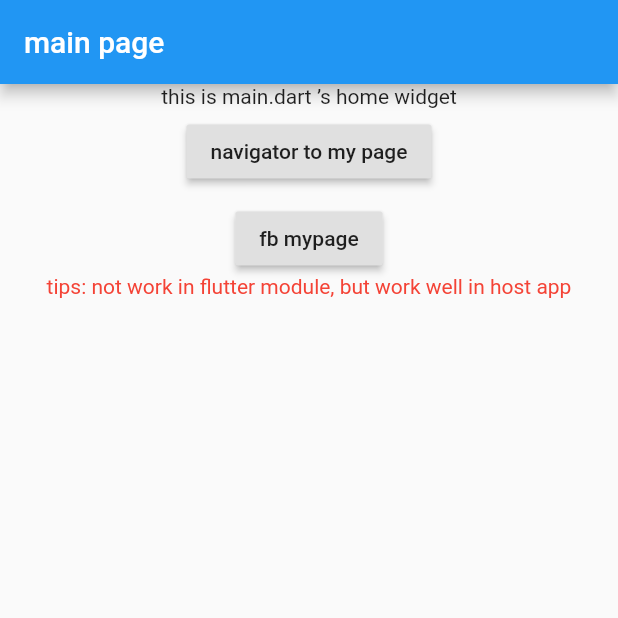
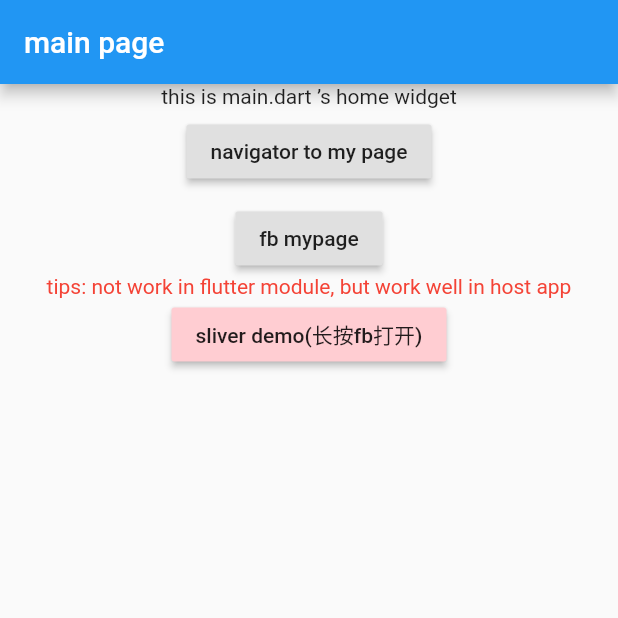
Before and after one commit to lyx0224/addtoapp, a Flutter app: the screen it shows after launch, on a phone screen of 412 x 824 dp, the top half of it. Run offline on Flutter 3.47's test engine with Material 2 defaults, Android fonts, the light colour scheme and no system bars; missing offline and left inert: fish_redux, flutter_boost; statements that could not run were skipped.

Commit message:
add sliver demo

```diff
--- a/my_flutter/lib/home_page.dart
+++ b/my_flutter/lib/home_page.dart
@@ -33,6 +33,16 @@ class MainPage extends StatelessWidget {
             Text(
               "tips: not work in flutter module, but work well in host app",
               style: TextStyle(color: Colors.red),
+            ),
+            RaisedButton(
+              color: Colors.red[100],
+              onPressed: () {
+                Navigator.of(context).pushNamed('sliverdemo');
+              },
+              onLongPress: () {
+                FlutterBoost.singleton.open('sliverdemo').then(null);
+              },
+              child: Text('sliver demo(长按fb打开)'),
             )
           ],
         ),
--- a/my_flutter/lib/main.dart
+++ b/my_flutter/lib/main.dart
@@ -4,6 +4,7 @@ import 'package:flutter_boost/flutter_boost.dart';
 import 'package:my_flutter/fishredux/page.dart';
 import 'package:my_flutter/home_page.dart';
 import 'package:my_flutter/my_page.dart';
+import 'package:my_flutter/sliver/sliver_demo.dart';
 import 'simple_page_widgets.dart';
 
 void main() {
@@ -46,6 +47,8 @@ class _MyAppState extends State<MyApp> {
               FragmentRouteWidget(params),
       'mypage': (String pageName, Map<String, dynamic> params, String _) =>
           MyPage(params: params),
+      'sliverdemo': (String pageName, Map<String, dynamic> params, String _) =>
+          SliverDemo(),
 
       ///可以在native层通过 getContainerParams 来传递参数
       'flutterPage': (String pageName, Map<String, dynamic> params, String _) {
@@ -69,7 +72,10 @@ class _MyAppState extends State<MyApp> {
         darkTheme: ThemeData.dark(),
         title: 'Flutter Boost example',
         builder: FlutterBoost.init(postPush: _onRoutePushed),
-        routes: <String, WidgetBuilder>{'mypage': (context) => MyPage()},
+        routes: <String, WidgetBuilder>{
+          'mypage': (context) => MyPage(),
+          'sliverdemo': (context) => SliverDemo()
+        },
         onGenerateRoute: (RouteSettings settins) {
           return MaterialPageRoute(builder: (context) {
             return fishReduxRoutes.buildPage(settins.name, settins.arguments);
--- a/my_flutter/pubspec.yaml
+++ b/my_flutter/pubspec.yaml
@@ -30,7 +30,7 @@ dependencies:
   flutter_boost:
     git:
       url: 'https://github.com/alibaba/flutter_boost.git'
-      ref: '1.12.13+3'
+      ref: '1.12.13+2'
 
   # The following adds the Cupertino Icons font to your application.
   # Use with the CupertinoIcons class for iOS style icons.
```
Also changed, not shown: my_flutter/lib/sliver/sliver_demo.dart (added, +42 -0 lines), my_flutter/pubspec.lock.
